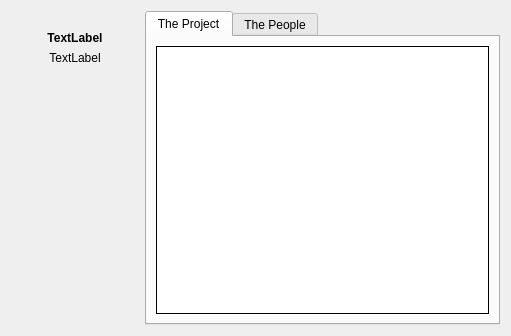
The window that src/about.ui (fontmatrix/fontmatrix) describes before a commit, drawn with Qt 5.
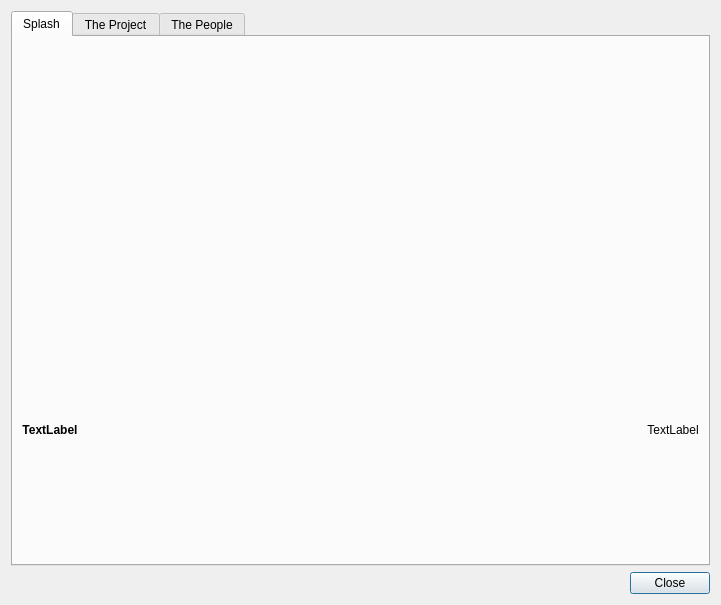
The same window after the commit. Icons and pictures are not drawn.

Commit message: Added a close button to the "about" window

```diff
--- a/src/about.ui
+++ b/src/about.ui
@@ -5,8 +5,8 @@
    <rect>
     <x>0</x>
     <y>0</y>
-    <width>511</width>
-    <height>336</height>
+    <width>721</width>
+    <height>605</height>
    </rect>
   </property>
   <property name="sizePolicy" >
@@ -22,21 +22,72 @@
    <iconset resource="application.qrc" >:/fontmatrix_icon.png</iconset>
   </property>
   <layout class="QGridLayout" >
-   <item row="0" column="0" >
-    <widget class="QLabel" name="label" >
-     <property name="text" >
-      <string/>
-     </property>
-     <property name="pixmap" >
-      <pixmap resource="application.qrc" >:/fontmatrix_about.png</pixmap>
-     </property>
-    </widget>
-   </item>
-   <item rowspan="4" row="0" column="1" >
+   <item row="0" column="0" colspan="2" >
     <widget class="QTabWidget" name="tabWidget" >
      <property name="currentIndex" >
       <number>0</number>
      </property>
+     <widget class="QWidget" name="tab_3" >
+      <attribute name="title" >
+       <string>Splash</string>
+      </attribute>
+      <layout class="QGridLayout" >
+       <item row="0" column="0" colspan="3" >
+        <widget class="QLabel" name="label" >
+         <property name="text" >
+          <string/>
+         </property>
+         <property name="pixmap" >
+          <pixmap resource="application.qrc" >:/fontmatrix_splash.png</pixmap>
+         </property>
+        </widget>
+       </item>
+       <item row="1" column="0" >
+        <widget class="QLabel" name="versionStringLabel" >
+         <property name="font" >
+          <font>
+           <weight>75</weight>
+           <bold>true</bold>
+          </font>
+         </property>
+         <property name="text" >
+          <string>TextLabel</string>
+         </property>
+         <property name="alignment" >
+          <set>Qt::AlignCenter</set>
+         </property>
+        </widget>
+       </item>
+       <item row="1" column="1" >
+        <spacer>
+         <property name="orientation" >
+          <enum>Qt::Horizontal</enum>
+         </property>
+         <property name="sizeHint" >
+          <size>
+           <width>121</width>
+           <height>20</height>
+          </size>
+         </property>
+        </spacer>
+       </item>
+       <item row="1" column="2" >
+        <widget class="QLabel" name="fontsCountLabel" >
+         <property name="font" >
+          <font>
+           <pointsize>9</pointsize>
+          </font>
+         </property>
+         <property name="text" >
+          <string>TextLabel</string>
+         </property>
+         <property name="alignment" >
+          <set>Qt::AlignCenter</set>
+         </property>
+        </widget>
+       </item>
+      </layout>
+     </widget>
      <widget class="QWidget" name="tab" >
       <attribute name="title" >
        <string>The Project</string>
@@ -104,49 +155,25 @@
     </widget>
    </item>
    <item row="1" column="0" >
-    <widget class="QLabel" name="versionStringLabel" >
-     <property name="font" >
-      <font>
-       <weight>75</weight>
-       <bold>true</bold>
-      </font>
-     </property>
-     <property name="text" >
-      <string>TextLabel</string>
-     </property>
-     <property name="alignment" >
-      <set>Qt::AlignCenter</set>
-     </property>
-    </widget>
-   </item>
-   <item row="2" column="0" >
-    <widget class="QLabel" name="fontsCountLabel" >
-     <property name="font" >
-      <font>
-       <pointsize>9</pointsize>
-      </font>
-     </property>
-     <property name="text" >
-      <string>TextLabel</string>
-     </property>
-     <property name="alignment" >
-      <set>Qt::AlignCenter</set>
-     </property>
-    </widget>
-   </item>
-   <item row="3" column="0" >
     <spacer>
      <property name="orientation" >
-      <enum>Qt::Vertical</enum>
+      <enum>Qt::Horizontal</enum>
      </property>
      <property name="sizeHint" >
       <size>
-       <width>128</width>
-       <height>91</height>
+       <width>361</width>
+       <height>20</height>
       </size>
      </property>
     </spacer>
    </item>
+   <item row="1" column="1" >
+    <widget class="QPushButton" name="closeButton" >
+     <property name="text" >
+      <string>Close</string>
+     </property>
+    </widget>
+   </item>
   </layout>
  </widget>
  <resources>
```
Left out of the diff: 19 changed lines with no effect on the pictures.
